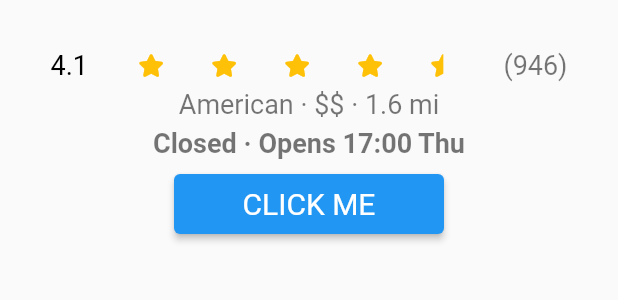
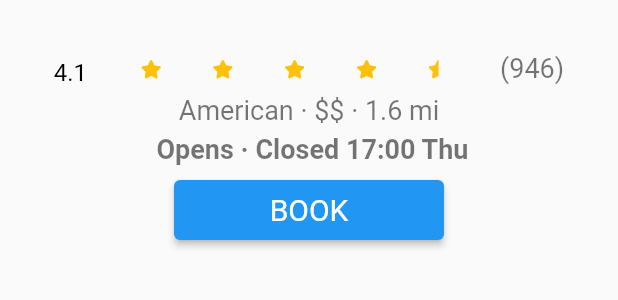
Before and after one commit to ShrutiKhanduja/collegemate, a Flutter app: what myDetailsContainer1() shows on an empty page, opened directly, on a phone screen of 412 x 824 dp. Shown: the top 300 px of the screen. Run offline on Flutter 3.47's test engine with Material 2 defaults, Android fonts, the phone set to English and light mode, and no system bars; our stand-ins replace font_awesome_flutter, google_fonts, google_maps_flutter, location, persistent_bottom_nav_bar; missing offline and left inert: flutter_polyline_points; network calls fail; Roboto replaces fonts that are missing (Dongle).

Commit message:
my_detail container edit

```diff
--- a/lib/screens/map_screeen.dart
+++ b/lib/screens/map_screeen.dart
@@ -141,9 +141,18 @@ class _MapScreenState extends State<MapScreen> {
                       // margin: EdgeInsets.symmetric(vertical: 20.0),
                       height: MediaQuery.of(context).size.height * 0.5,
                       child: Column(
+                        crossAxisAlignment: CrossAxisAlignment.start,
                         children: [
-                          MyText(text: 'Title'),
-                          MyText(text: 'Title'),
+                          MyText(
+                            text: 'Booking for',
+                            size: 20,
+                            fontColor: Colors.grey,
+                          ),
+                          MyText(
+                            text: 'Today, 08:30 -10:30 PM (2 hrs)',
+                            fontColor: Colors.black,
+                            size: 20,
+                          ),
                           Expanded(
                             child: ListView(
                               scrollDirection: Axis.horizontal,
@@ -178,16 +187,9 @@ class _MapScreenState extends State<MapScreen> {
                 ),
               );
             },
-          )
+          ),
         ],
       ),
-      // floatingActionButton: FloatingActionButton(
-      //   onPressed: () {
-      //     print('new location');
-      //     _goToPosition();
-      //   },
-      //   child: Icon(Icons.directions),
-      // ),
     );
   }
 
@@ -217,13 +219,6 @@ class _MapScreenState extends State<MapScreen> {
           size: 16.0,
           fontWeight: FontWeight.bold,
         ),
-        // Text(
-        //   restaurantName,
-        //   style: GoogleFonts.dongle(
-        //       color: Color(0xff6200ee),
-        //       fontSize: 16.0,
-        //       fontWeight: FontWeight.bold),
-        // ),
         subtitle: Column(
           crossAxisAlignment: CrossAxisAlignment.start,
           children: <Widget>[
@@ -232,27 +227,13 @@ class _MapScreenState extends State<MapScreen> {
               fontColor: Colors.black54,
               size: 18,
             ),
-            // Text(
-            //   "American \u00B7 \u0024\u0024 \u00B7 1.6 mi",
-            //   style: GoogleFonts.dongle(
-            //     color: Colors.black54,
-            //     fontSize: 18.0,
-            //   ),
-            // ),
             SizedBox(height: 5.0),
             MyText(
-              text: "Closed \u00B7 Opens 17:00 Thu",
+              text: "Open \u00B7 Clos 17:00 Thu",
               size: 18.0,
               fontColor: Colors.black54,
               fontWeight: FontWeight.bold,
             ),
-            // Text(
-            //   "Closed \u00B7 Opens 17:00 Thu",
-            //   style: GoogleFonts.dongle(
-            //       color: Colors.black54,
-            //       fontSize: 18.0,
-            //       fontWeight: FontWeight.bold),
-            // ),
             SizedBox(
               height: 40,
               width: 200,
--- a/lib/widgets/my_detail_container.dart
+++ b/lib/widgets/my_detail_container.dart
@@ -16,13 +16,6 @@ Widget myDetailsContainer1(String restaurantName) {
             fontColor: Color(0xff6200ee),
             fontWeight: FontWeight.bold,
           ),
-          // Text(
-          //   restaurantName,
-          //   style: GoogleFonts.dongle(
-          //       color: Color(0xff6200ee),
-          //       fontSize: 24.0,
-          //       fontWeight: FontWeight.bold),
-          // ),
         ),
       ),
       SizedBox(height: 5.0),
@@ -31,80 +24,77 @@ Widget myDetailsContainer1(String restaurantName) {
           mainAxisAlignment: MainAxisAlignment.spaceEvenly,
           children: <Widget>[
             Container(
+              child: Padding(
+                padding: const EdgeInsets.only(top: 6),
                 child: MyText(
                   text: "4.1",
                   fontColor: Colors.black,
-              size: 18,
+                  size: 16,
                 ),
-            // Text(
-            //   "4.1",
-            //   style: GoogleFonts.dongle(
-            //     color: Colors.black54,
-            //     fontSize: 18.0,
-            //   ),
-            // ),
-          ),
-          Container(
-            child: Icon(
-              FontAwesomeIcons.solidStar,
-              color: Colors.amber,
-              size: 15.0,
               ),
             ),
             Container(
               child: Icon(
                 FontAwesomeIcons.solidStar,
                 color: Colors.amber,
-              size: 15.0,
+                size: 12.0,
               ),
             ),
             Container(
               child: Icon(
                 FontAwesomeIcons.solidStar,
                 color: Colors.amber,
-              size: 15.0,
+                size: 12.0,
               ),
             ),
             Container(
               child: Icon(
                 FontAwesomeIcons.solidStar,
                 color: Colors.amber,
-              size: 15.0,
+                size: 12.0,
+              ),
+            ),
+            Container(
+              child: Icon(
+                FontAwesomeIcons.solidStar,
+                color: Colors.amber,
+                size: 12.0,
               ),
             ),
             Container(
               child: Icon(
                 FontAwesomeIcons.solidStarHalf,
                 color: Colors.amber,
-              size: 15.0,
+                size: 12.0,
               ),
             ),
             Container(
-              child: Text(
-            "(946)",
-            style: GoogleFonts.dongle(
-              color: Colors.black54,
-              fontSize: 18.0,
+              child: MyText(
+                text: "(946)",
+                fontColor: Colors.black54,
+                size: 18.0,
               ),
-          )),
+            ),
           ],
-      )),
+        ),
+      ),
       SizedBox(height: 5.0),
       Container(
-          child: Text(
-        "American \u00B7 \u0024\u0024 \u00B7 1.6 mi",
-        style: GoogleFonts.dongle(
-          color: Colors.black54,
-          fontSize: 18.0,
+        child: MyText(
+          text: "American \u00B7 \u0024\u0024 \u00B7 1.6 mi",
+          fontColor: Colors.black54,
+          size: 18.0,
         ),
-      )),
+      ),
       SizedBox(height: 5.0),
       Container(
-          child: Text(
-        "Closed \u00B7 Opens 17:00 Thu",
-        style: GoogleFonts.dongle(
-            color: Colors.black54, fontSize: 18.0, fontWeight: FontWeight.bold),
-      )),
+        child: MyText(
+          text: " Opens \u00B7 Closed 17:00 Thu",
+          fontColor: Colors.black54,
+          size: 18.0,
+          fontWeight: FontWeight.bold,
+        ),
+      ),
       SizedBox(height: 10),
       SizedBox(
         height: 40,
@@ -114,16 +104,10 @@ Widget myDetailsContainer1(String restaurantName) {
             print('object');
           },
           child: MyText(
-            text: 'click me'.toUpperCase(),
+            text: 'Book'.toUpperCase(),
             size: 20,
             fontColor: Colors.white,
           ),
-          // Text(
-          //   'click me'.toUpperCase(),
-          //   style: GoogleFonts.dongle(
-          //     fontSize: 20,
-          //   ),
-          // ),
         ),
       ),
     ],
```
Lines whose indentation alone changed are shown as unchanged.
